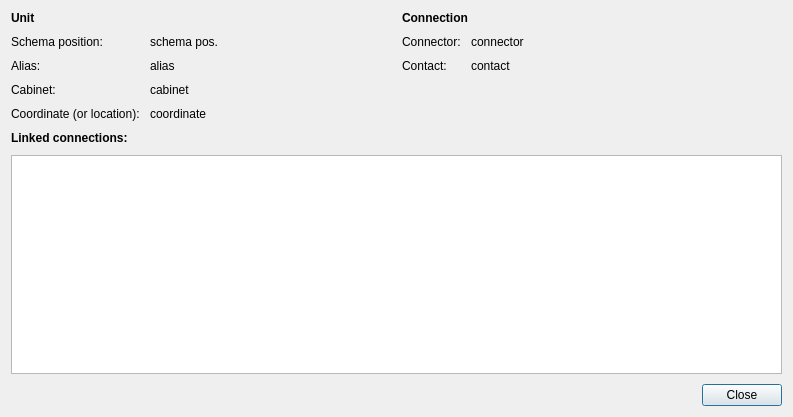
Before: the Qt Designer form src/mdttools/mdttesttool/mdtcablelist/mdtClLinkedUnitConnectionInfoDialog.ui in scandyna/multidiagtools, drawn with Qt 5.
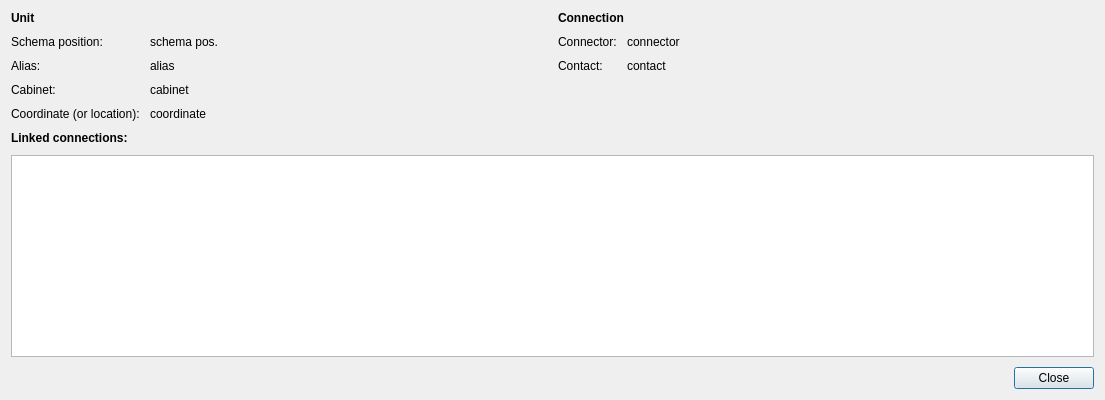
After: the same form once the commit is applied.

The edit to the form file:
```diff
--- a/src/mdttools/mdttesttool/mdtcablelist/mdtClLinkedUnitConnectionInfoDialog.ui
+++ b/src/mdttools/mdttesttool/mdtcablelist/mdtClLinkedUnitConnectionInfoDialog.ui
@@ -6,8 +6,8 @@
    <rect>
     <x>0</x>
     <y>0</y>
-    <width>793</width>
-    <height>417</height>
+    <width>1105</width>
+    <height>400</height>
    </rect>
   </property>
   <property name="windowTitle">
```
